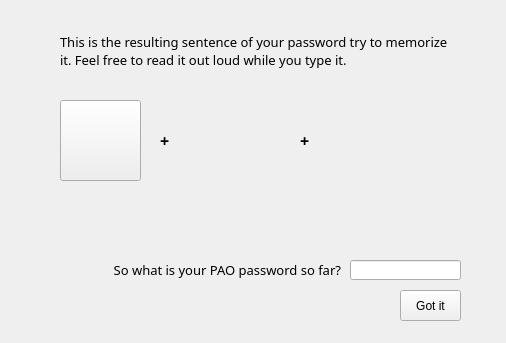
ajs5433/CSEC-Final-Project-, file Python/UI forms/selectCharacterWindow2.ui: the form before one commit.
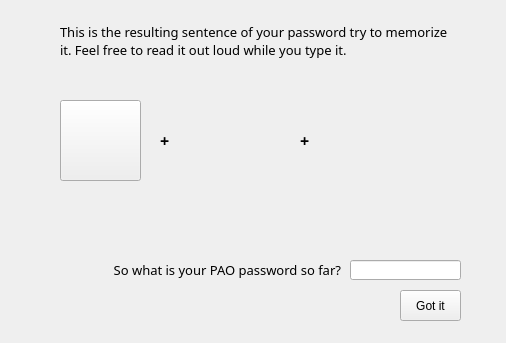
The form after the commit.

The edit to the form file:
```diff
--- a/Python/UI forms/selectCharacterWindow2.ui
+++ b/Python/UI forms/selectCharacterWindow2.ui
@@ -189,7 +189,7 @@
    <property name="geometry">
     <rect>
      <x>60</x>
-     <y>30</y>
+     <y>20</y>
      <width>391</width>
      <height>41</height>
     </rect>
```
Left out of the diff: 24 changed lines with no effect on the pictures.
